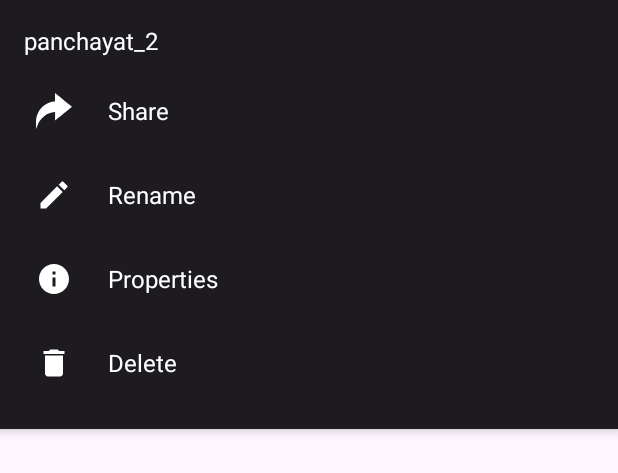
After one commit to nipun2003/MxClone, an Android app: the layout more_option_bottom_sheet.xml on its own in the app's theme, with its tools: preview values and no code run, on a phone screen of 412 x 824 dp. The commit adds this screen. Shown: the top 473 px of the screen. Run offline under Robolectric (Android 15) with nearby library versions, the light colour scheme and no system bars.

Commit message:
Properties dialog added

```diff
--- a/app/src/main/java/com/nipunapps/mxclone/ui/models/FileModel.kt
+++ b/app/src/main/java/com/nipunapps/mxclone/ui/models/FileModel.kt
@@ -10,7 +10,11 @@ data class FileModel(
     val duration : Long = 0L,
     val isSelected : Boolean = false,
     val id : Long = 0L,
-    val size : Long = 0L
+    val size : Long = 0L,
+    val dateCreated : Long,
+    val dateModified : Long,
+    val resolution : String,
+    val relativePath : String
 ){
     fun getContentUri() : Uri{
         return ContentUris.withAppendedId(
--- a/app/src/main/java/com/nipunapps/mxclone/ui/viewmodels/MainViewModel.kt
+++ b/app/src/main/java/com/nipunapps/mxclone/ui/viewmodels/MainViewModel.kt
@@ -81,6 +81,10 @@ class MainViewModel @Inject constructor(
         }
     }
 
+    fun sendSingleFile(uri: Uri){
+        videoRepository.sendSingleFile(uri)
+    }
+
     fun getAllSelectedFileUri(): List<Uri> =
         fileList.value?.let { files ->
             files.filter { it.isSelected }.map { it.getContentUri() }
--- a/app/src/main/res/drawable/bottom_action_bg.xml
+++ b/app/src/main/res/drawable/bottom_action_bg.xml
@@ -3,6 +3,6 @@
     android:shape="rectangle">
     <solid android:color="?attr/colorPrimary" />
     <corners
-        android:topLeftRadius="@dimen/small_spacing"
-        android:topRightRadius="@dimen/small_spacing" />
+        android:topLeftRadius="@dimen/extra_small_spacing"
+        android:topRightRadius="@dimen/extra_small_spacing" />
 </shape>
--- /dev/null
+++ b/app/src/main/res/drawable/ic_share__1.xml
@@ -0,0 +1,11 @@
+<vector xmlns:android="http://schemas.android.com/apk/res/android"
+    android:width="24dp"
+    android:height="24dp"
+    android:tint="?attr/colorOnSecondary"
+    android:viewportWidth="512"
+    android:viewportHeight="512">
+    <path
+        android:fillColor="#000000"
+        android:pathData="M270.8,60.6l-0.3,60.9 -9.5,0.7c-44.6,3.4 -91.9,19.9 -131.4,45.8 -43.4,28.6 -76.7,66.1 -99.6,112.5 -13.6,27.4 -20.7,49 -25.5,77 -3.9,23.2 -4.6,38.8 -4.3,98.4l0.3,55.5 17.9,-42c19.7,-46.2 25.2,-57.4 36.3,-74.2 18,-27.3 38.8,-49.3 65.3,-69.1 42.2,-31.6 93.7,-50.7 146.8,-54.4l4.2,-0.3 0,60.3c0,33.2 0.3,60.3 0.6,60.3 0.3,-0 37.5,-30.2 82.7,-67.2 45.2,-37 99,-80.9 119.5,-97.7 20.4,-16.7 37.2,-30.7 37.2,-31.1 0,-0.4 -11.8,-10.3 -26.2,-22.1 -14.5,-11.7 -67.7,-55.1 -118.3,-96.3 -50.6,-41.1 -92.8,-75.5 -93.7,-76.4 -1.7,-1.4 -1.8,1.6 -2,59.4z"
+        android:strokeColor="#00000000" />
+</vector>
--- a/app/src/main/res/layout/bottom_action_layout.xml
+++ b/app/src/main/res/layout/bottom_action_layout.xml
@@ -5,6 +5,7 @@
     android:layout_height="wrap_content"
     android:orientation="horizontal"
     android:gravity="center"
+    android:animateLayoutChanges="true"
     android:background="@drawable/bottom_action_bg"
     android:elevation="@dimen/extra_small_spacing">
     <LinearLayout
--- /dev/null
+++ b/app/src/main/res/layout/more_option_bottom_sheet.xml
@@ -0,0 +1,116 @@
+<?xml version="1.0" encoding="utf-8"?>
+<androidx.constraintlayout.widget.ConstraintLayout xmlns:android="http://schemas.android.com/apk/res/android"
+    android:layout_width="match_parent"
+    android:layout_height="wrap_content"
+    xmlns:tools="http://schemas.android.com/tools"
+    android:padding="@dimen/medium_spacing"
+    android:elevation="@dimen/extra_small_spacing"
+    android:background="?attr/colorOnSurface"
+    xmlns:app="http://schemas.android.com/apk/res-auto">
+    <TextView
+        android:id="@+id/selected_item_title"
+        android:layout_width="wrap_content"
+        android:layout_height="wrap_content"
+        app:layout_constraintTop_toTopOf="parent"
+        app:layout_constraintStart_toStartOf="parent"
+        android:textColor="?attr/colorOnSecondary"
+        tools:text="@string/panchayat"
+        android:textSize="@dimen/small_text"/>
+    <LinearLayout
+        android:layout_width="match_parent"
+        android:layout_height="wrap_content"
+        android:orientation="vertical"
+        android:layout_marginTop="@dimen/small_spacing"
+        app:layout_constraintTop_toBottomOf="@id/selected_item_title"
+        app:layout_constraintStart_toStartOf="parent"
+        android:gravity="start|top">
+        <LinearLayout
+            android:id="@+id/share"
+            android:layout_width="match_parent"
+            android:layout_height="wrap_content"
+            android:gravity="center_vertical|start"
+            android:paddingHorizontal="@dimen/small_spacing"
+            android:paddingVertical="@dimen/medium_spacing"
+            android:orientation="horizontal">
+            <ImageView
+                android:layout_width="wrap_content"
+                android:layout_height="wrap_content"
+                android:src="@drawable/ic_share__1"/>
+            <Space
+                android:layout_width="@dimen/large_spacing"
+                android:layout_height="wrap_content"/>
+            <TextView
+                android:layout_width="wrap_content"
+                android:layout_height="wrap_content"
+                android:textSize="@dimen/small_text"
+                android:textColor="?attr/colorOnSecondary"
+                android:text="@string/share"/>
+        </LinearLayout>
+        <LinearLayout
+            android:id="@+id/rename"
+            android:layout_width="match_parent"
+            android:layout_height="wrap_content"
+            android:gravity="center_vertical|start"
+            android:paddingHorizontal="@dimen/small_spacing"
+            android:paddingVertical="@dimen/medium_spacing"
+            android:orientation="horizontal">
+            <ImageView
+                android:layout_width="wrap_content"
+                android:layout_height="wrap_content"
+                android:src="@drawable/ic_rename"/>
+            <Space
+                android:layout_width="@dimen/large_spacing"
+                android:layout_height="wrap_content"/>
+            <TextView
+                android:layout_width="wrap_content"
+                android:layout_height="wrap_content"
+                android:textSize="@dimen/small_text"
+                android:textColor="?attr/colorOnSecondary"
+                android:text="@string/rename"/>
+        </LinearLayout>
+        <LinearLayout
+            android:id="@+id/properties"
+            android:layout_width="match_parent"
+            android:layout_height="wrap_content"
+            android:gravity="center_vertical|start"
+            android:paddingHorizontal="@dimen/small_spacing"
+            android:paddingVertical="@dimen/medium_spacing"
+            android:orientation="horizontal">
+            <ImageView
+                android:layout_width="wrap_content"
+                android:layout_height="wrap_content"
+                android:src="@drawable/ic_info"/>
+            <Space
+                android:layout_width="@dimen/large_spacing"
+                android:layout_height="wrap_content"/>
+            <TextView
+                android:layout_width="wrap_content"
+                android:layout_height="wrap_content"
+                android:textSize="@dimen/small_text"
+                android:textColor="?attr/colorOnSecondary"
+                android:text="@string/properties"/>
+        </LinearLayout>
+        <LinearLayout
+            android:id="@+id/delete"
+            android:layout_width="match_parent"
+            android:layout_height="wrap_content"
+            android:gravity="center_vertical|start"
+            android:paddingHorizontal="@dimen/small_spacing"
+            android:paddingVertical="@dimen/medium_spacing"
+            android:orientation="horizontal">
+            <ImageView
+                android:layout_width="wrap_content"
+                android:layout_height="wrap_content"
+                android:src="@drawable/ic_delete"/>
+            <Space
+                android:layout_width="@dimen/large_spacing"
+                android:layout_height="wrap_content"/>
+            <TextView
+                android:layout_width="wrap_content"
+                android:layout_height="wrap_content"
+                android:textSize="@dimen/small_text"
+                android:textColor="?attr/colorOnSecondary"
+                android:text="@string/delete"/>
+        </LinearLayout>
+    </LinearLayout>
+</androidx.constraintlayout.widget.ConstraintLayout>
--- /dev/null
+++ b/app/src/main/res/values-night/colors.xml
@@ -0,0 +1,4 @@
+<?xml version="1.0" encoding="utf-8"?>
+<resources>
+    <color name="grey">#424040</color>
+</resources>
```
Also changed, not shown: app/src/main/java/com/nipunapps/mxclone/other/ExtensionFun.kt (+7 -0 lines), app/src/main/java/com/nipunapps/mxclone/ui/adapters/FileItemAdapter.kt (+17 -17 lines), app/src/main/java/com/nipunapps/mxclone/ui/adapters/FileItemClickListener.kt (added, +10 -0 lines), app/src/main/java/com/nipunapps/mxclone/ui/fragments/SecondFragment.kt (+124 -30 lines), app/src/main/java/com/nipunapps/mxclone/ui/repository/VideoRepository.kt (+22 -2 lines), app/src/main/res/layout/properties_multiple.xml (+8 -4 lines), app/src/main/res/layout/single_file_property.xml (added, +280 -0 lines), app/src/main/res/values/strings.xml (+9 -0 lines).
